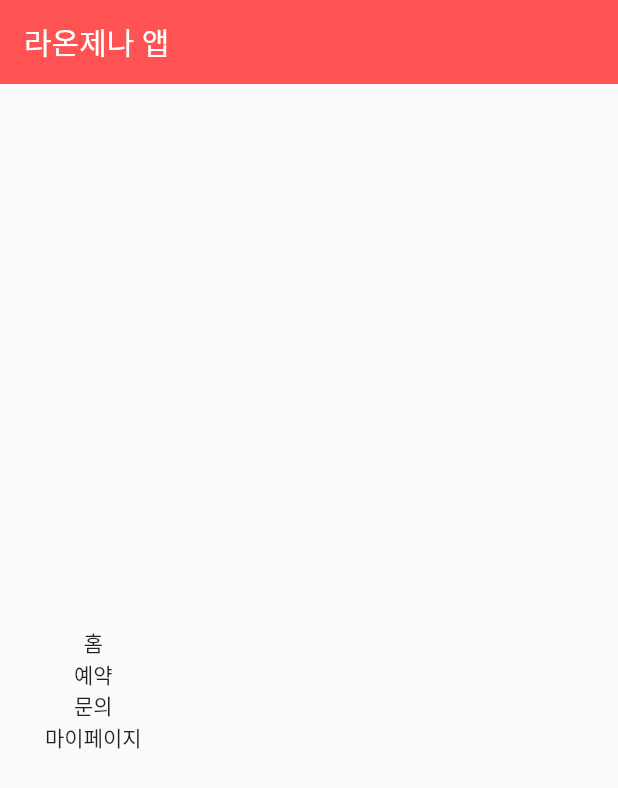
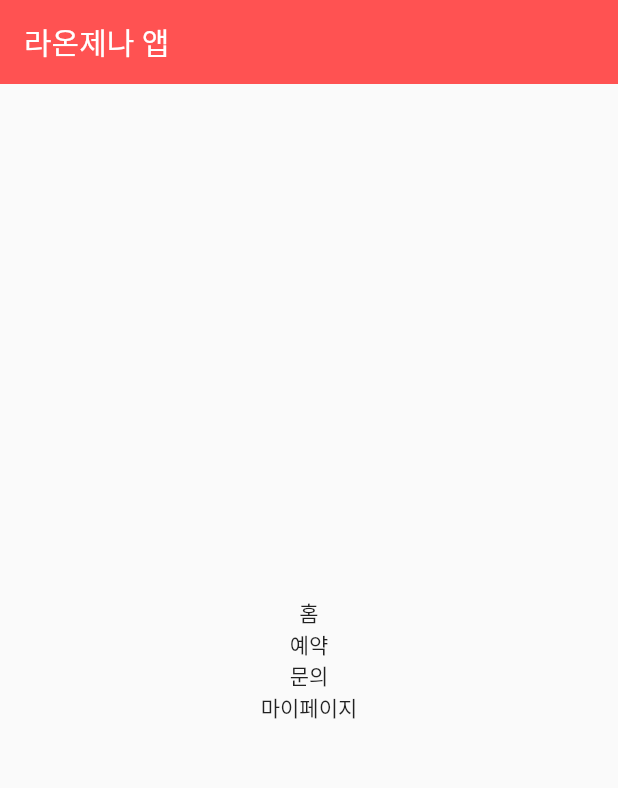
Before and after one commit to limtaegu/raonjena_app_proto, a Flutter app: the screen it shows after launch, on a phone screen of 412 x 824 dp. Shown: the top 788 px of the screen. Run offline on Flutter 3.47's test engine with Material 2 defaults, Android fonts, the light colour scheme and no system bars.

Commit message:
raonjena_app_prototype 0.4 MainAxisAlignment.center 적용

```diff
--- a/lib/body.dart
+++ b/lib/body.dart
@@ -13,9 +13,7 @@ class MyHomePage extends StatelessWidget {
       ),
       // AppBar
 
-      body: Padding(
-        padding:
-            EdgeInsets.fromLTRB(30.0, 40.0, 0.0, 0.0), // 왼쪽, 위, 오른쪽, 아래 간격을 뜻함
+      body: Center(
         child: Column(
           mainAxisAlignment: MainAxisAlignment.center,
           children: <Widget>[
```
